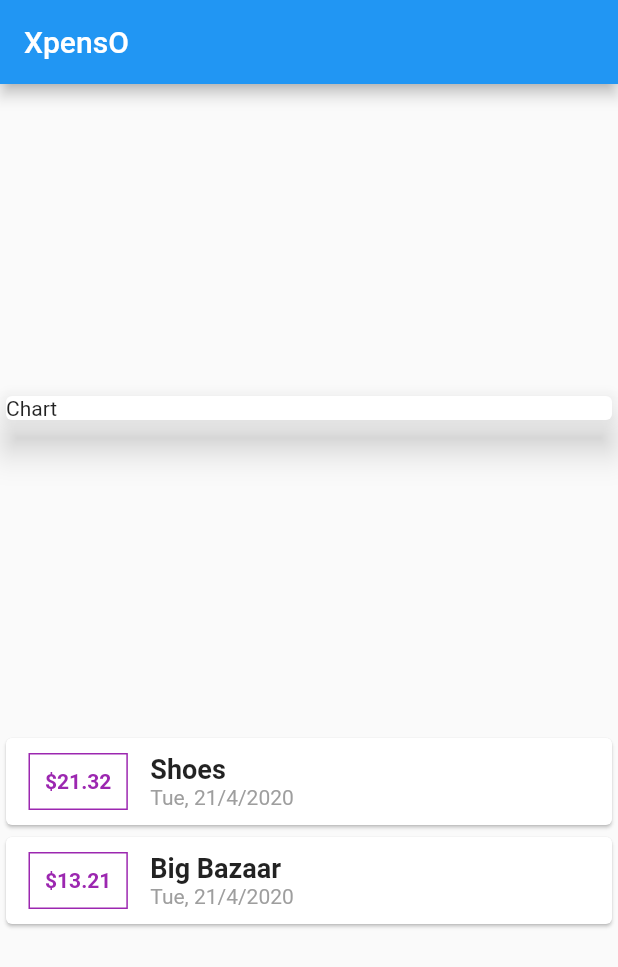
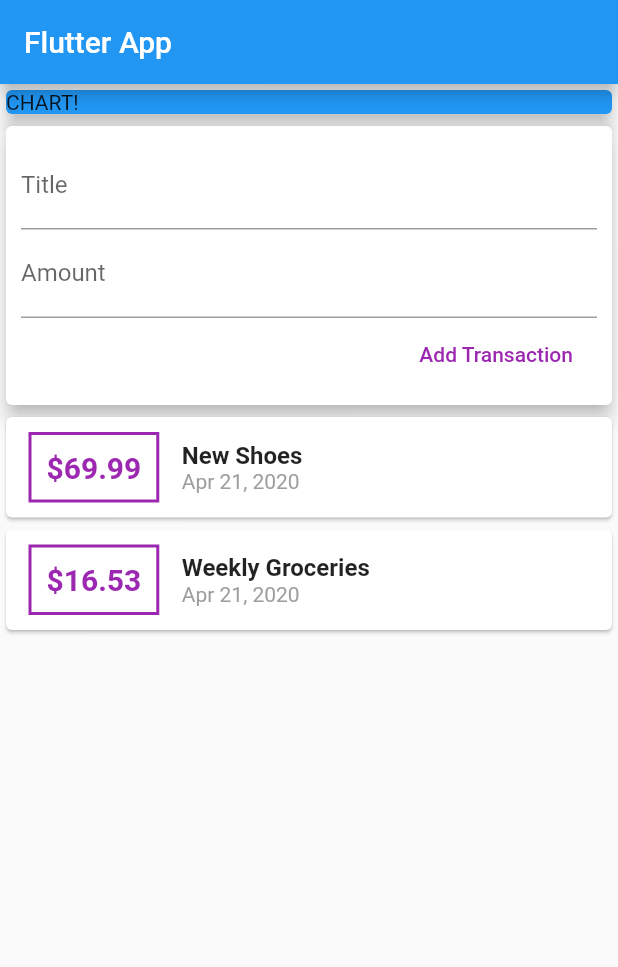
Before and after one commit to rairishi764/expensecalculator, a Flutter app: the screen it shows after launch, on a phone screen of 412 x 824 dp. Shown: the top 967 px of the screen. Run offline on Flutter 3.47's test engine with Material 2 defaults, Android fonts, the phone set to English and light mode, and no system bars.

Commit message:
Basic form added

```diff
--- a/lib/main.dart
+++ b/lib/main.dart
@@ -1,6 +1,7 @@
-import './transaction.dart';
 import 'package:flutter/material.dart';
 import 'package:intl/intl.dart';
+
+import './transaction.dart';
 
 void main() => runApp(MyApp());
 
@@ -16,26 +17,72 @@ class MyApp extends StatelessWidget {
 
 class MyHomePage extends StatelessWidget {
   final List<Transaction> transactions = [
-    Transaction(id: 't1', title: 'Shoes', amount: 21.32, date: DateTime.now()),
-    Transaction(id: 't2', title: 'Big Bazaar', amount: 13.21, date: DateTime.now()),
+    Transaction(
+      id: 't1',
+      title: 'New Shoes',
+      amount: 69.99,
+      date: DateTime.now(),
+    ),
+    Transaction(
+      id: 't2',
+      title: 'Weekly Groceries',
+      amount: 16.53,
+      date: DateTime.now(),
+    ),
   ];
+  // String titleInput;
+  // String amountInput;
+  final titleController = TextEditingController();
+  final amountController = TextEditingController();
+
   @override
   Widget build(BuildContext context) {
     return Scaffold(
       appBar: AppBar(
-        title: Text('XpensO'),
+        title: Text('Flutter App'),
       ),
       body: Column(
-        mainAxisAlignment: MainAxisAlignment
-            .spaceEvenly, //main axis is long main line telling how children are placed along
-        crossAxisAlignment: CrossAxisAlignment.start,
+        // mainAxisAlignment: MainAxisAlignment.start,
+        crossAxisAlignment: CrossAxisAlignment.stretch,
         children: <Widget>[
+          Container(
+            width: double.infinity,
+            child: Card(
+              color: Colors.blue,
+              child: Text('CHART!'),
+              elevation: 5,
+            ),
+          ),
           Card(
+            elevation: 5,
             child: Container(
-              child: Text("Chart"),
-              width: double.infinity,
+              padding: EdgeInsets.all(10),
+              child: Column(
+                crossAxisAlignment: CrossAxisAlignment.end,
+                children: <Widget>[
+                  TextField(
+                    decoration: InputDecoration(labelText: 'Title'),
+                    controller: titleController,
+                    // onChanged: (val) {
+                    //   titleInput = val;
+                    // },
                   ),
-            elevation: 10,
+                  TextField(
+                    decoration: InputDecoration(labelText: 'Amount'),
+                    controller: amountController,
+                    // onChanged: (val) => amountInput = val,
+                  ),
+                  FlatButton(
+                    child: Text('Add Transaction'),
+                    textColor: Colors.purple,
+                    onPressed: () {
+                      print(titleController.text);
+                      print(amountController.text);
+                    },
+                  ),
+                ],
+              ),
+            ),
           ),
           Column(
             children: transactions.map((tx) {
@@ -43,20 +90,47 @@ class MyHomePage extends StatelessWidget {
                 child: Row(
                   children: <Widget>[
                     Container(
-                    margin: EdgeInsets.symmetric(vertical: 10,horizontal: 15),
-                    decoration: BoxDecoration(border: Border.all(color: Colors.purple,width: 1 )),
-                    child: Text("\$${tx.amount}", style: TextStyle(fontWeight: FontWeight.bold,color: Colors.purple,)),
+                      margin: EdgeInsets.symmetric(
+                        vertical: 10,
+                        horizontal: 15,
+                      ),
+                      decoration: BoxDecoration(
+                        border: Border.all(
+                          color: Colors.purple,
+                          width: 2,
+                        ),
+                      ),
                       padding: EdgeInsets.all(10),
+                      child: Text(
+                        '\$${tx.amount}',
+                        style: TextStyle(
+                          fontWeight: FontWeight.bold,
+                          fontSize: 20,
+                          color: Colors.purple,
+                        ),
+                      ),
                     ),
                     Column(
                       crossAxisAlignment: CrossAxisAlignment.start,
                       children: <Widget>[
-                      Text(tx.title, style: TextStyle(fontWeight: FontWeight.bold, fontSize: 18),),
-                      Text(DateFormat('EEE, d/M/y').format(tx.date), style: TextStyle(color: Colors.grey),)
+                        Text(
+                          tx.title,
+                          style: TextStyle(
+                            fontSize: 16,
+                            fontWeight: FontWeight.bold,
+                          ),
+                        ),
+                        Text(
+                          DateFormat.yMMMd().format(tx.date),
+                          style: TextStyle(
+                            color: Colors.grey,
+                          ),
+                        ),
                       ],
-                  )
+                    ),
                   ],
-              ));
+                ),
+              );
             }).toList(),
           ),
         ],
--- a/lib/transaction.dart
+++ b/lib/transaction.dart
@@ -1,4 +1,4 @@
-import 'package:flutter/foundation.dart'; //for @required
+import 'package:flutter/foundation.dart';
 
 class Transaction {
   final String id;
@@ -6,9 +6,10 @@ class Transaction {
   final double amount;
   final DateTime date;
 
-  Transaction(
-      {@required this.id,
-      @required this.title,
-      @required this.amount,
-      @required this.date});
+  Transaction({
+    @required this.id,
+    @required this.title,
+    @required this.amount,
+    @required this.date,
+  });
 }
```
Lines whose indentation alone changed are shown as unchanged.
